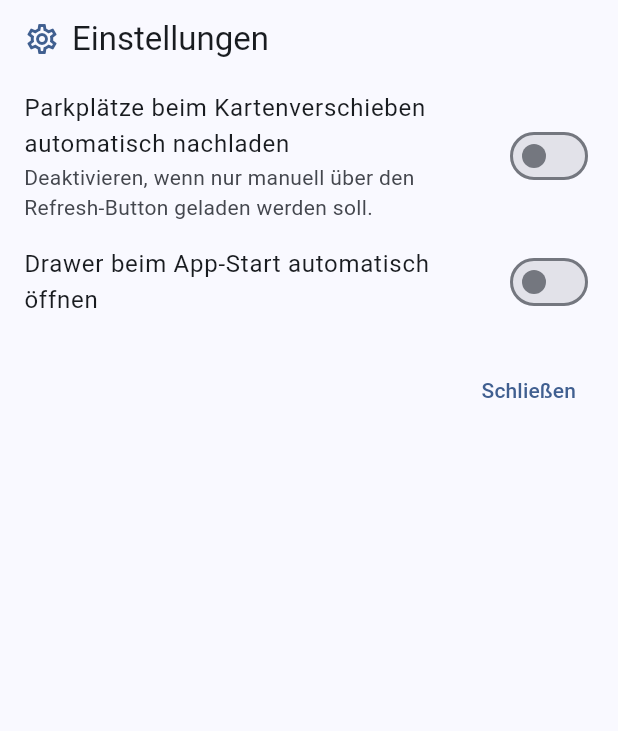
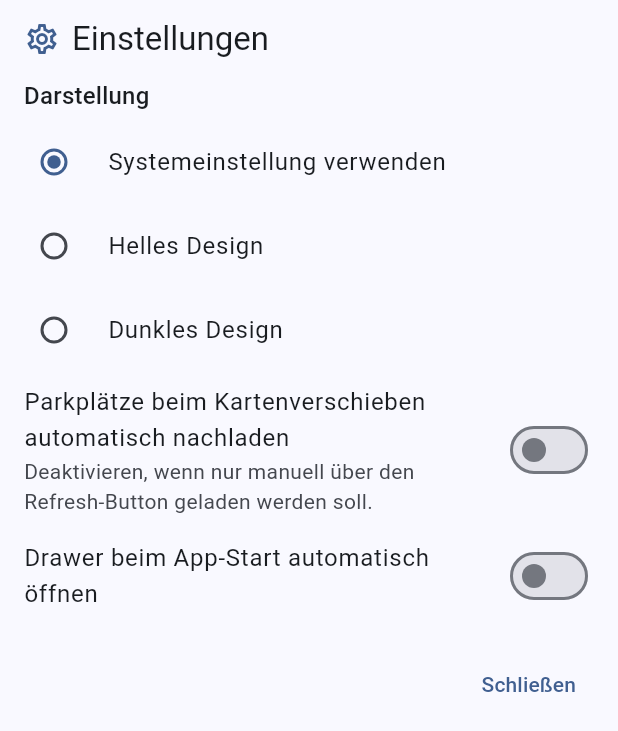
Before and after one commit to p-schulz/mobidata-bw-flutter, a Flutter app: the _SettingsSheet widget shown alone on an empty page, opened directly with empty values, on a phone screen of 412 x 824 dp. Shown: the top 731 px of the screen. Run offline on Flutter 3.47's test engine with Material 3 defaults, Android fonts, the light colour scheme and no system bars; our stand-ins replace dio, flutter_map, flutter_spinkit, geolocator, latlong2, shared_preferences; accounts and stored records are empty; network calls fail.

Commit message:
Update: Added Theme-Options

```diff
--- /dev/null
+++ b/lib/models/app_theme_settings.dart
@@ -0,0 +1,5 @@
+enum AppThemeSetting {
+  system,
+  light,
+  dark,
+}
--- a/lib/screens/home_screen.dart
+++ b/lib/screens/home_screen.dart
@@ -9,6 +9,8 @@ import 'package:shared_preferences/shared_preferences.dart';
 
 import '../services/mobidata_api.dart';
 import '../models/parking_site.dart';
+
+import '../models/app_theme_settings.dart';
 
 enum DatasetCategory {
   parking,
@@ -27,7 +29,14 @@ enum DatasetCategory {
 ////////////////////////////////////////
 
 class HomeScreen extends StatefulWidget {
-  const HomeScreen({super.key});
+  final AppThemeSetting appThemeSetting;
+  final ValueChanged<AppThemeSetting> onChangeAppTheme;
+
+  const HomeScreen({
+    super.key,
+    required this.appThemeSetting,
+    required this.onChangeAppTheme,
+  });
 
   @override
   State<HomeScreen> createState() => _HomeScreenState();
@@ -286,6 +295,7 @@ class _HomeScreenState extends State<HomeScreen> {
 
   @override
   Widget build(BuildContext context) {
+    final isDark = Theme.of(context).brightness == Brightness.dark;
     final markers = _sites
         .where((s) => s.lat != null && s.lon != null)
         .map((s) {
@@ -361,7 +371,10 @@ class _HomeScreenState extends State<HomeScreen> {
             // layer mit markern
             children: [
               TileLayer(
-                urlTemplate: 'https://tile.openstreetmap.org/{z}/{x}/{y}.png',
+                urlTemplate: isDark
+                    ? 'https://{s}.tile.openstreetmap.fr/hot/{z}/{x}/{y}.png' // Beispiel dunkel/kontrastreich
+                    : 'https://tile.openstreetmap.org/{z}/{x}/{y}.png',       // Standard
+                subdomains: const ['a', 'b', 'c'],
                 userAgentPackageName: 'com.example.mobidata_bw_flutter',
               ),
               MarkerLayer(markers: markers),
@@ -573,21 +586,6 @@ class _HomeScreenState extends State<HomeScreen> {
             ),
 
             // hinweis
-            /*
-            if (_showDrawerHint)
-              Padding(
-                padding: const EdgeInsets.symmetric(horizontal: 12.0),
-                child: _DrawerHint(
-                  onClose: () async {
-                    setState(() {
-                      _showDrawerHint = false;
-                    });
-                    await _markDrawerHintAsShown();
-                  },
-                ),
-              ),
-            */
-
             if (_showDrawerHint)
               Padding(
                 padding: const EdgeInsets.symmetric(horizontal: 12.0),
@@ -629,6 +627,8 @@ class _HomeScreenState extends State<HomeScreen> {
                     onChangeOpenDrawerOnStart: (val) {
                       _setOpenDrawerOnStart(val);
                     },
+                    appThemeSetting: widget.appThemeSetting,
+                    onChangeTheme: widget.onChangeAppTheme,
                   ),
                 );
               },
@@ -728,11 +728,16 @@ class _SettingsSheet extends StatefulWidget {
   final ValueChanged<bool> onChangeAutoLoadOnMove;
   final ValueChanged<bool> onChangeOpenDrawerOnStart;
 
+  final AppThemeSetting appThemeSetting;
+  final ValueChanged<AppThemeSetting> onChangeTheme; // NEU
+
   const _SettingsSheet({
     required this.autoLoadOnMove,
     required this.openDrawerOnStart,
     required this.onChangeAutoLoadOnMove,
     required this.onChangeOpenDrawerOnStart,
+    required this.appThemeSetting,
+    required this.onChangeTheme,
   });
 
   @override
@@ -742,12 +747,14 @@ class _SettingsSheet extends StatefulWidget {
 class _SettingsSheetState extends State<_SettingsSheet> {
   late bool _autoLoadOnMove;
   late bool _openDrawerOnStart;
+  late AppThemeSetting _appThemeSetting;
 
   @override
   void initState() {
     super.initState();
     _autoLoadOnMove = widget.autoLoadOnMove;
     _openDrawerOnStart = widget.openDrawerOnStart;
+    _appThemeSetting = widget.appThemeSetting;
   }
 
   @override
@@ -774,6 +781,47 @@ class _SettingsSheetState extends State<_SettingsSheet> {
                 ],
               ),
               const SizedBox(height: 12),
+
+              //const SizedBox(height: 16),
+              Text(
+                'Darstellung',
+                style: theme.textTheme.titleMedium,
+              ),
+              const SizedBox(height: 4),
+
+              RadioListTile<AppThemeSetting>(
+                contentPadding: EdgeInsets.zero,
+                title: const Text('Systemeinstellung verwenden'),
+                value: AppThemeSetting.system,
+                groupValue: _appThemeSetting,
+                onChanged: (val) {
+                  if (val == null) return;
+                  setState(() => _appThemeSetting = val);
+                  widget.onChangeTheme(val);
+                },
+              ),
+              RadioListTile<AppThemeSetting>(
+                contentPadding: EdgeInsets.zero,
+                title: const Text('Helles Design'),
+                value: AppThemeSetting.light,
+                groupValue: _appThemeSetting,
+                onChanged: (val) {
+                  if (val == null) return;
+                  setState(() => _appThemeSetting = val);
+                  widget.onChangeTheme(val);
+                },
+              ),
+              RadioListTile<AppThemeSetting>(
+                contentPadding: EdgeInsets.zero,
+                title: const Text('Dunkles Design'),
+                value: AppThemeSetting.dark,
+                groupValue: _appThemeSetting,
+                onChanged: (val) {
+                  if (val == null) return;
+                  setState(() => _appThemeSetting = val);
+                  widget.onChangeTheme(val);
+                },
+              ),
 
               SwitchListTile(
                 contentPadding: EdgeInsets.zero,
@@ -807,6 +855,7 @@ class _SettingsSheetState extends State<_SettingsSheet> {
                   child: const Text('Schließen'),
                 ),
               ),
+
             ],
           ),
         ),
@@ -815,76 +864,6 @@ class _SettingsSheetState extends State<_SettingsSheet> {
   }
 }
 
-/*
-class _SettingsSheetState extends State<_SettingsSheet> {
-  bool _autoLoadOnMove = true;
-  bool _openDrawerOnStart = true;
-
-  @override
-  Widget build(BuildContext context) {
-    final theme = Theme.of(context);
-
-    return SafeArea(
-      child: Padding(
-        padding: const EdgeInsets.symmetric(horizontal: 16, vertical: 12),
-        child: SingleChildScrollView(
-          child: Column(
-            mainAxisSize: MainAxisSize.min,
-            crossAxisAlignment: CrossAxisAlignment.start,
-            children: [
-              Row(
-                children: [
-                  Icon(Icons.settings_outlined,
-                      color: theme.colorScheme.primary),
-                  const SizedBox(width: 8),
-                  Text(
-                    'Einstellungen',
-                    style: theme.textTheme.titleLarge,
-                  ),
-                ],
-              ),
-              const SizedBox(height: 12),
-
-              SwitchListTile(
-                contentPadding: EdgeInsets.zero,
-                title: const Text('Parkplätze beim Kartenverschieben automatisch nachladen'),
-                subtitle: const Text(
-                    'Deaktivieren, wenn nur manuell über den Refresh-Button geladen werden soll.'),
-                value: _autoLoadOnMove,
-                onChanged: (val) {
-                  setState(() => _autoLoadOnMove = val);
-                  // todo: SharedPreferences anbinden
-
-                },
-              ),
-
-              SwitchListTile(
-                contentPadding: EdgeInsets.zero,
-                title: const Text('Drawer beim App-Start automatisch öffnen'),
-                value: _openDrawerOnStart,
-                onChanged: (val) {
-                  setState(() => _openDrawerOnStart = val);
-                  // todo: persistent speichern
-
-                },
-              ),
-
-              const SizedBox(height: 16),
-              Align(
-                alignment: Alignment.centerRight,
-                child: TextButton(
-                  onPressed: () => Navigator.of(context).pop(),
-                  child: const Text('Schließen'),
-                ),
-              ),
-            ],
-          ),
-        ),
-      ),
-    );
-  }
-}
-*/
 
 ////////////////////////////////////////
 /// IPRESSUM
```
Also changed, not shown: lib/main.dart (+93 -11 lines).
